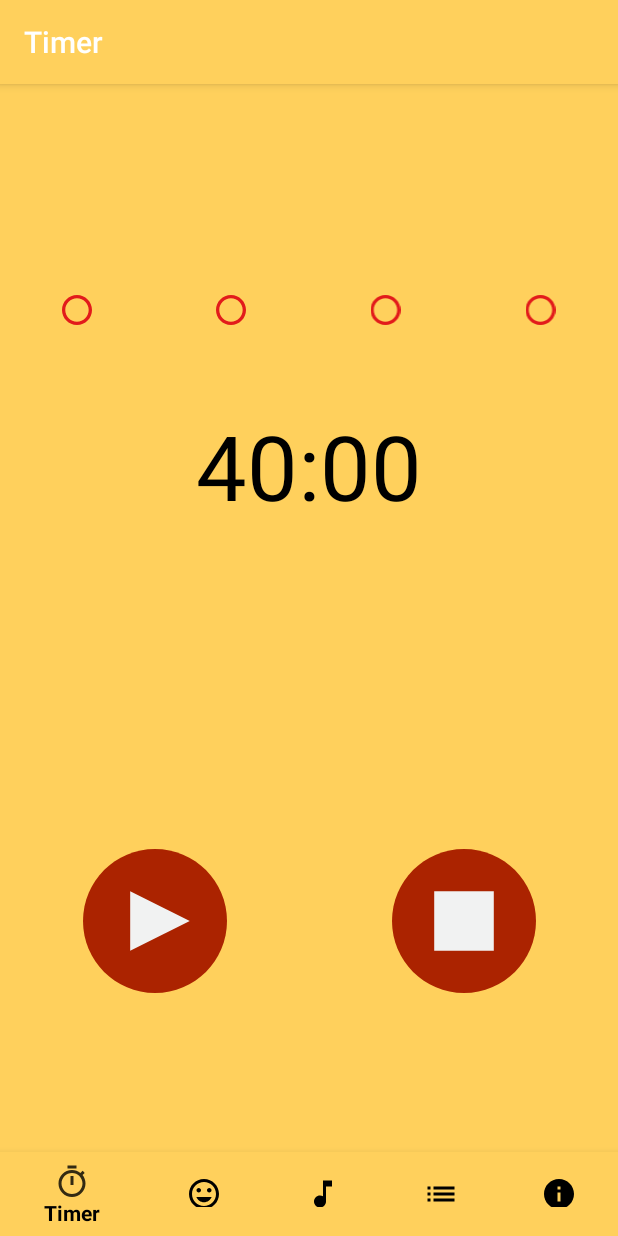
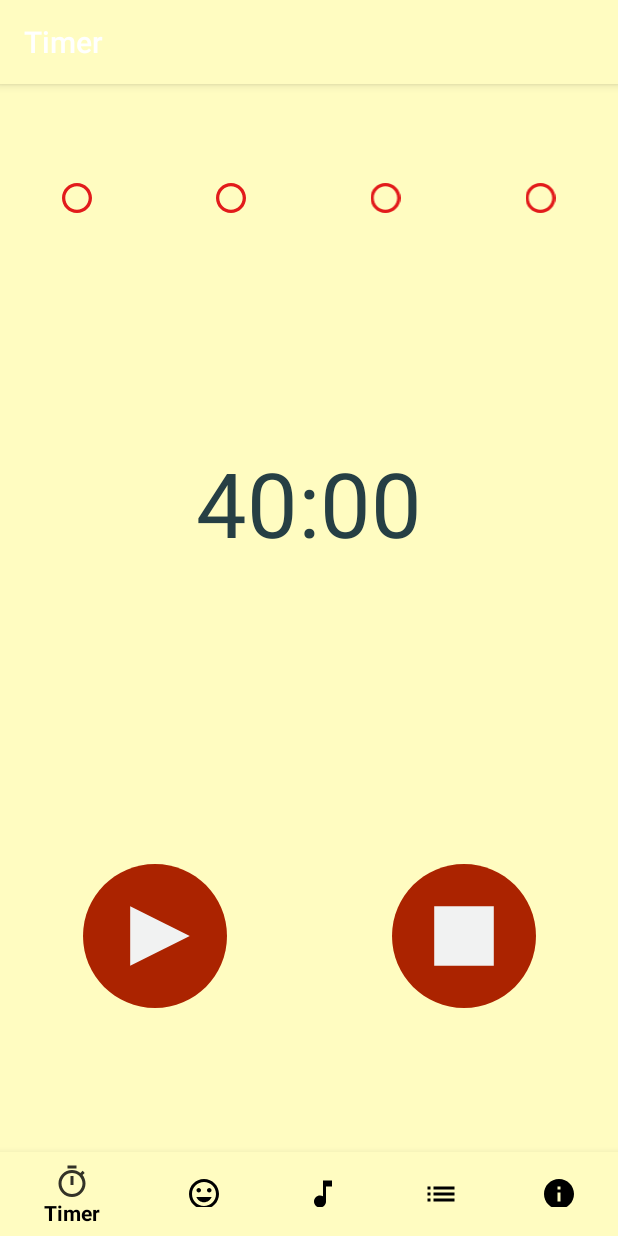
Before and after one commit to mateuszroganowicz/BProductive, an Android app: the screen it shows after launch (MainActivity), on a phone screen of 412 x 824 dp. Run offline under Robolectric (Android 15) with nearby library versions, the phone set to English and light mode, and no system bars; our stand-ins replace navigation-ui.

Commit message:
Color palettes added.

```diff
--- a/app/src/main/java/com/example/bproductive3/ui/todolist/TodolistFragment.java
+++ b/app/src/main/java/com/example/bproductive3/ui/todolist/TodolistFragment.java
@@ -23,13 +23,7 @@ public class TodolistFragment extends Fragment {
         todolistViewModel =
                 ViewModelProviders.of(this).get(TodolistViewModel.class);
         View root = inflater.inflate(R.layout.fragment_todolist, container, false);
-        final TextView textView = root.findViewById(R.id.text_todolist);
-        todolistViewModel.getText().observe(getViewLifecycleOwner(), new Observer<String>() {
-            @Override
-            public void onChanged(@Nullable String s) {
-                textView.setText(s);
-            }
-        });
+
         return root;
     }
 }
--- a/app/src/main/res/layout/fragment_timer.xml
+++ b/app/src/main/res/layout/fragment_timer.xml
@@ -17,41 +17,45 @@
 
         <LinearLayout
             android:layout_width="match_parent"
-            android:layout_height="0dp"
+            android:layout_height="34dp"
             android:layout_weight=".25"
             android:orientation="horizontal">
 
             <ImageView
+                android:layout_marginTop="10dp"
                 android:id="@+id/circle_0"
                 android:layout_width="wrap_content"
                 android:layout_height="wrap_content"
+                android:layout_gravity="top"
                 android:layout_weight="1"
-                android:src="@drawable/ic_circle"
-                android:layout_gravity="bottom"/>
+                android:src="@drawable/ic_circle" />
 
             <ImageView
+                android:layout_marginTop="10dp"
                 android:id="@+id/circle_1"
                 android:layout_width="wrap_content"
                 android:layout_height="wrap_content"
+                android:layout_gravity="top"
                 android:layout_weight="1"
-                android:src="@drawable/ic_circle"
-                android:layout_gravity="bottom"/>
+                android:src="@drawable/ic_circle" />
 
             <ImageView
+                android:layout_marginTop="10dp"
                 android:id="@+id/circle_2"
                 android:layout_width="wrap_content"
                 android:layout_height="wrap_content"
+                android:layout_gravity="top"
                 android:layout_weight="1"
-                android:src="@drawable/ic_circle"
-                android:layout_gravity="bottom"/>
+                android:src="@drawable/ic_circle" />
 
             <ImageView
+                android:layout_marginTop="10dp"
                 android:id="@+id/circle_3"
                 android:layout_width="wrap_content"
                 android:layout_height="wrap_content"
+                android:layout_gravity="top"
                 android:layout_weight="1"
-                android:src="@drawable/ic_circle"
-                android:layout_gravity="bottom"/>
+                android:src="@drawable/ic_circle" />
         </LinearLayout>
 
         <LinearLayout
--- a/app/src/main/res/layout/fragment_todolist.xml
+++ b/app/src/main/res/layout/fragment_todolist.xml
@@ -1,5 +1,5 @@
 <?xml version="1.0" encoding="utf-8"?>
-<androidx.constraintlayout.widget.ConstraintLayout
+<LinearLayout
     xmlns:android="http://schemas.android.com/apk/res/android"
     xmlns:app="http://schemas.android.com/apk/res-auto"
     xmlns:tools="http://schemas.android.com/tools"
@@ -7,17 +7,6 @@
     android:layout_height="match_parent"
     tools:context=".ui.todolist.TodolistFragment">
 
-    <TextView
-        android:id="@+id/text_todolist"
-        android:layout_width="match_parent"
-        android:layout_height="wrap_content"
-        android:layout_marginStart="8dp"
-        android:layout_marginTop="8dp"
-        android:layout_marginEnd="8dp"
-        android:textAlignment="center"
-        android:textSize="20sp"
-        app:layout_constraintBottom_toBottomOf="parent"
-        app:layout_constraintEnd_toEndOf="parent"
-        app:layout_constraintStart_toStartOf="parent"
-        app:layout_constraintTop_toTopOf="parent" />
-</androidx.constraintlayout.widget.ConstraintLayout>
+
+
+</LinearLayout>
--- a/app/src/main/res/values/colors.xml
+++ b/app/src/main/res/values/colors.xml
@@ -3,4 +3,42 @@
     <color name="colorPrimary">#6200EE</color>
     <color name="colorPrimaryDark">#3700B3</color>
     <color name="colorAccent">#03DAC5</color>
+
+    <!-- color palette sad theme-->
+    <color name="sadPrimary">#4c6c70</color>
+    <color name="sadSecondary">#CCE1E3</color>
+    <color name="sadText">#202040</color>
+    <color name="sadAlt">#363434</color>
+    <color name="sadAltSecondary">#efecec</color>
+
+    <!-- color palette confident theme-->
+    <color name="confidentPrimary">#18392b</color>
+    <color name="confidentSecondary">#85aa9b</color>
+    <color name="confidentText">#272727</color>
+
+    <!-- color palette stressed theme-->
+    <color name="stressedPrimary">#580e4a</color>
+    <color name="stressedSecondary">#fbdff0</color>
+    <color name="stressedText">#202040</color>
+    <color name="stressedAlt">#382039</color>
+    <color name="stressedTextAlt">#fff</color>
+
+    <!-- color palette normal theme-->
+    <color name="normalPrimary">#1eb2a6</color>
+    <color name="normalSecondary">#d4f8e8</color>
+    <color name="normalText">#000</color>
+    <color name="normalAlt">#6A3673</color>
+
+    <!-- color palette angry theme-->
+    <color name="angryPrimary">#C82121</color>
+    <color name="angrySecondary">#ff6363</color>
+    <color name="angryText">#dee1ec</color>
+    <color name="angryAlt">#2c003e</color>
+
+    <!-- color palette happy theme-->
+    <color name="happyPrimary">#feb72b</color>
+    <color name="happySecondary">#fffcc1</color>
+    <color name="happyText">#263f44</color>
+    <color name="happyAlt">#FF6363</color>
+
 </resources>
--- a/app/src/main/res/values/styles.xml
+++ b/app/src/main/res/values/styles.xml
@@ -1,52 +1,46 @@
 <resources>
 
     <!-- Base application theme. -->
-    <style name="AppTheme" parent="Theme.AppCompat.Light.DarkActionBar">
+    <style name="AppTheme" parent="Theme.AppCompat.Light.NoActionBar">
         <!-- Customize your theme here. -->
         <item name="colorPrimary">#EB3434</item>
-        <item name="colorPrimaryDark">#BD2B2B</item>
         <item name="colorAccent">@color/colorAccent</item>
     </style>
 
     <style name="ThemeAppHappy" parent="Theme.AppCompat.Light.DarkActionBar">
-        <item name="colorPrimary">#ff8419</item>
-        <item name="colorPrimaryDark">#B25300</item>
-        <item name="android:textColor">#000</item>
-        <item name="android:background">#ffd05c</item>
+        <item name="colorPrimaryDark">@color/happyAlt</item>
+        <item name="android:textColor">@color/happyText</item>
+        <item name="android:background">@color/happySecondary</item>
     </style>
 
     <style name="ThemeAppSad" parent="Theme.AppCompat.Light.DarkActionBar">
-        <item name="colorPrimary">#669095</item>
-        <item name="colorPrimaryDark">#4c6c70</item>
-        <item name="android:textColor">#000</item>
-        <item name="android:background">#80b4bb</item>
+        <item name="colorPrimaryDark">@color/sadPrimary</item>
+        <item name="android:textColor">@color/sadText</item>
+        <item name="android:background">@color/sadSecondary</item>
     </style>
 
     <style name="ThemeAppStressed" parent="Theme.AppCompat.Light.DarkActionBar">
-        <item name="colorPrimary">#7e3972</item>
-        <item name="colorPrimaryDark">#580e4a</item>
-        <item name="android:textColor">#fff</item>
-        <item name="android:background">#ae61a0</item>
+        <item name="colorPrimaryDark">@color/stressedPrimary</item>
+        <item name="android:textColor">@color/stressedText</item>
+        <item name="android:background">@color/stressedSecondary</item>
     </style>
 
     <style name="ThemeAppNormal" parent="Theme.AppCompat.Light.DarkActionBar">
-        <item name="colorPrimary">#141d26</item>
-        <item name="colorPrimaryDark">#c51f5d</item>
-        <item name="android:textColor">#000</item>
+        <item name="colorPrimaryDark">@color/normalPrimary</item>
+        <item name="android:textColor">@color/normalText</item>
+        <item name="android:background">@color/normalSecondary</item>
     </style>
 
     <style name="ThemeAppConfident" parent="Theme.AppCompat.Light.DarkActionBar">
-        <item name="colorPrimary">#588b76</item>
-        <item name="colorPrimaryDark">#18392b</item>
-        <item name="android:textColor">#fff</item>
-        <item name="android:background">#85aa9b</item>
+        <item name="colorPrimaryDark">@color/confidentPrimary</item>
+        <item name="android:textColor">@color/confidentText</item>
+        <item name="android:background">#C9D8D2</item>
     </style>
 
     <style name="ThemeAppAngry" parent="Theme.AppCompat.Light.DarkActionBar">
-        <item name="colorPrimary">#6a0503</item>
-        <item name="colorPrimaryDark">#460302</item>
-        <item name="android:textColor">#fff</item>
-        <item name="android:background">#b47877</item>
+        <item name="colorPrimaryDark">@color/angryPrimary</item>
+        <item name="android:textColor">@color/angryText</item>
+        <item name="android:background">@color/angrySecondary</item>
     </style>
 
 </resources>
```
